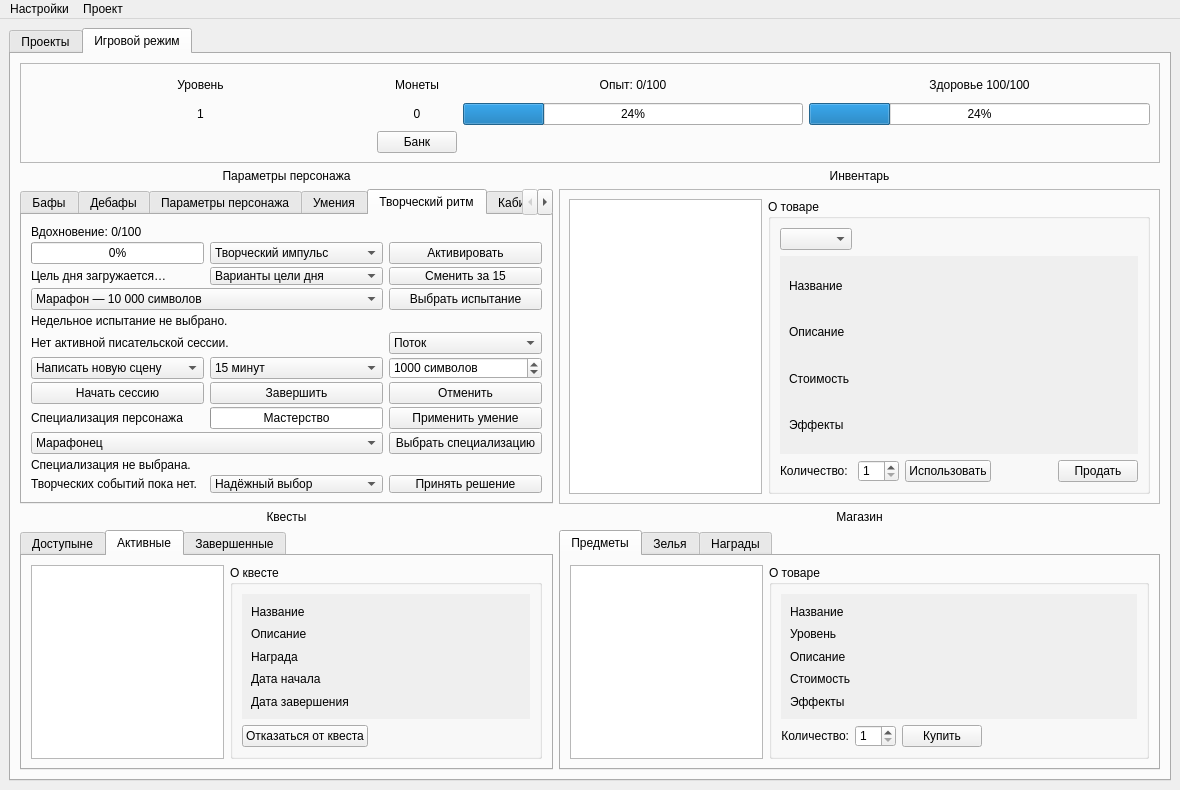
This is UI template/main_window.ui in nevskyforever/nfprogress as Qt 5 draws it before an edit. The edited form follows.
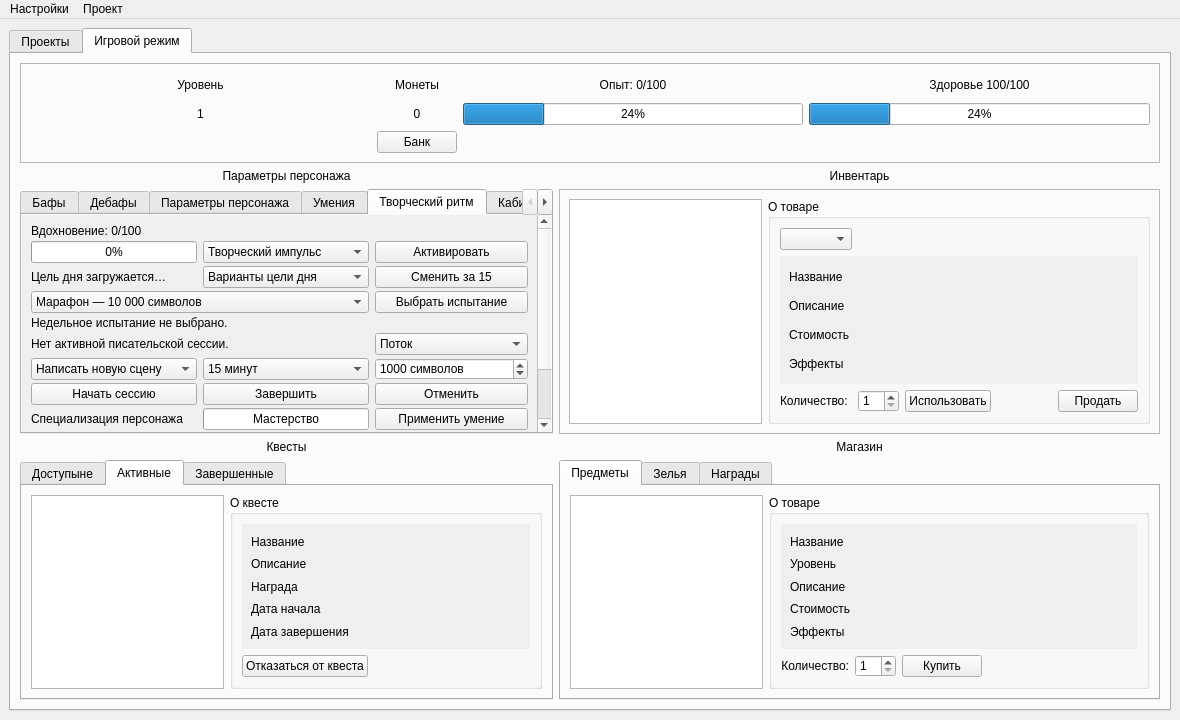
This is the edited form. The open tabs and pages were chosen to show the change.

Commit message:
fix(ui): сделать творческий ритм прокручиваемым
Существующая сетка творческого ритма перенесена в вертикальную область прокрутки без горизонтальной полосы. У элементов управления удалены жёсткие ограничения высоты, поэтому кнопки и списки используют нативный размер платформы и больше не обрезают текст.

В AGENTS.md добавлено правило создавать по завершении каждого задания понятный коммит с описанием поведения и выполненных проверок. Проверены компиляция интерфейса, компактный макет и 61 профильный тест.

Diff of the .ui file:
```diff
--- a/UI template/main_window.ui
+++ b/UI template/main_window.ui
@@ -2893,7 +2893,20 @@
            <attribute name="title">
             <string>Творческий ритм</string>
            </attribute>
-           <layout class="QGridLayout" name="writing_rhythm_layout">
+           <layout class="QVBoxLayout" name="writing_rhythm_tab_layout">
+            <property name="leftMargin"><number>0</number></property>
+            <property name="topMargin"><number>0</number></property>
+            <property name="rightMargin"><number>0</number></property>
+            <property name="bottomMargin"><number>0</number></property>
+            <item>
+             <widget class="QScrollArea" name="writing_rhythm_scroll_area">
+              <property name="horizontalScrollBarPolicy"><enum>Qt::ScrollBarPolicy::ScrollBarAlwaysOff</enum></property>
+              <property name="widgetResizable"><bool>true</bool></property>
+              <widget class="QWidget" name="writing_rhythm_scroll_content">
+               <property name="geometry">
+                <rect><x>0</x><y>0</y><width>640</width><height>360</height></rect>
+               </property>
+               <layout class="QGridLayout" name="writing_rhythm_layout">
             <property name="verticalSpacing"><number>3</number></property>
             <item row="0" column="0" colspan="3">
              <widget class="QLabel" name="inspiration_label">
@@ -2928,13 +2941,11 @@
             </item>
             <item row="2" column="1">
              <widget class="QComboBox" name="daily_challenge_combo">
-              <property name="maximumSize"><size><width>16777215</width><height>18</height></size></property>
               <item><property name="text"><string>Варианты цели дня</string></property></item>
              </widget>
             </item>
             <item row="2" column="2">
              <widget class="QPushButton" name="change_daily_challenge_button">
-              <property name="maximumSize"><size><width>16777215</width><height>18</height></size></property>
               <property name="text"><string>Сменить за 15</string></property>
              </widget>
             </item>
@@ -2965,7 +2976,6 @@
             </item>
             <item row="5" column="2">
              <widget class="QComboBox" name="writing_session_mode_combo">
-              <property name="maximumSize"><size><width>16777215</width><height>24</height></size></property>
               <property name="currentIndex"><number>1</number></property>
               <item><property name="text"><string>Спринт</string></property></item>
               <item><property name="text"><string>Поток</string></property></item>
@@ -3027,7 +3037,6 @@
             </item>
             <item row="8" column="2">
              <widget class="QPushButton" name="activate_specialization_ability_button">
-              <property name="maximumSize"><size><width>16777215</width><height>24</height></size></property>
               <property name="text"><string>Применить умение</string></property>
              </widget>
             </item>
@@ -3059,15 +3068,17 @@
             </item>
             <item row="11" column="1">
              <widget class="QComboBox" name="creative_event_choice_combo">
-              <property name="maximumSize"><size><width>16777215</width><height>18</height></size></property>
               <item><property name="text"><string>Надёжный выбор</string></property></item>
               <item><property name="text"><string>Рискнуть</string></property></item>
              </widget>
             </item>
             <item row="11" column="2">
              <widget class="QPushButton" name="resolve_creative_event_button">
-              <property name="maximumSize"><size><width>16777215</width><height>18</height></size></property>
               <property name="text"><string>Принять решение</string></property>
+             </widget>
+            </item>
+               </layout>
+              </widget>
              </widget>
             </item>
            </layout>
```
The commit also changes 2 other files.
